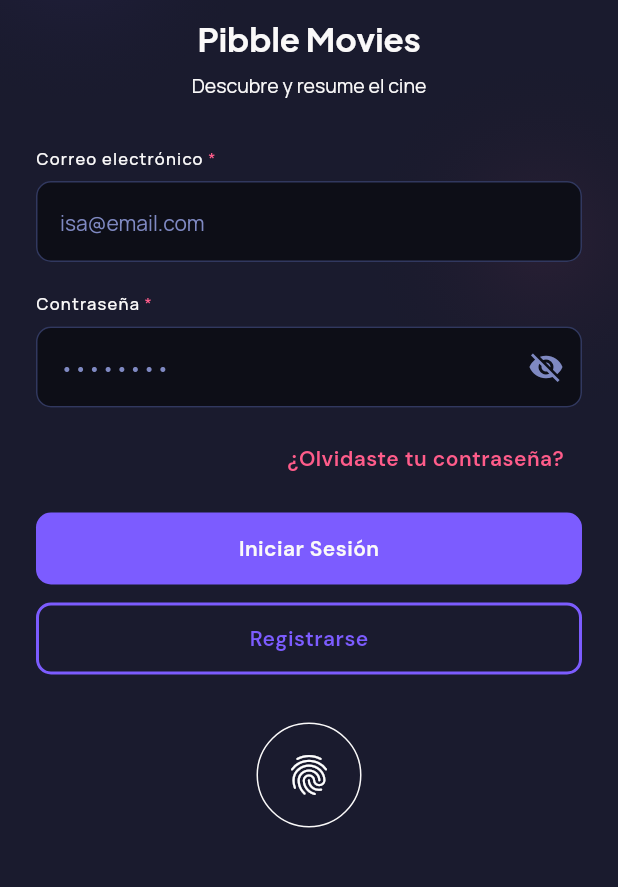
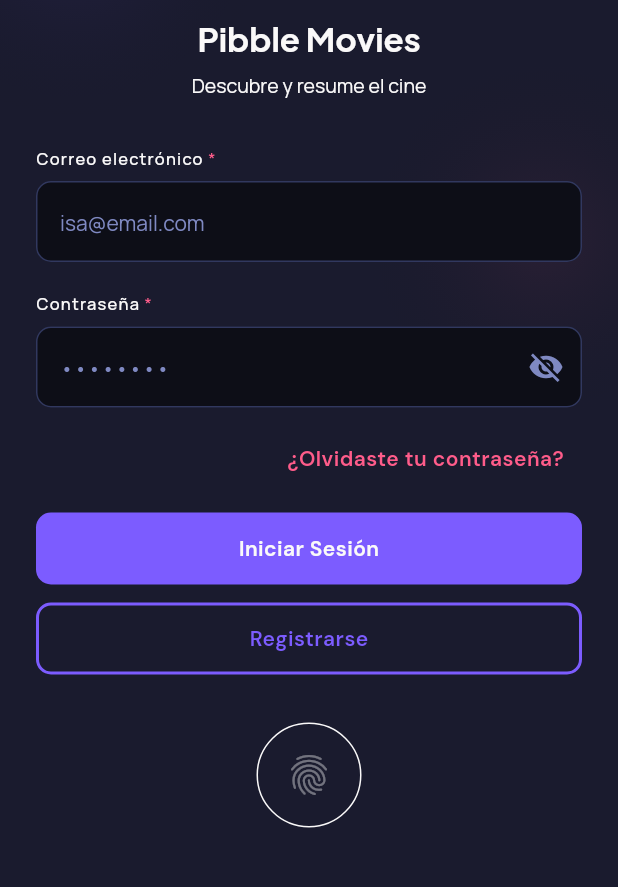
Before and after one commit to waryduchess/los_pibbles_movies_app_cv, a Flutter app: the screen it shows after launch, after a tap on "Registrarse", after a tap on "¿Ya tienes cuenta? Inicia sesión", on a phone screen of 412 x 824 dp, the part 281-1168 px from its top. Run offline on Flutter 3.47's test engine with Material 3 defaults, Android fonts, the phone set to English and light mode, and no system bars; our stand-ins replace audioplayers, go_router, google_fonts, local_auth.

Commit message:
Login por huella

```diff
--- a/los_pibbles_movies_app/lib/presentation/screens/auth/login_screen.dart
+++ b/los_pibbles_movies_app/lib/presentation/screens/auth/login_screen.dart
@@ -1,8 +1,7 @@
 import 'package:flutter/material.dart';
 import 'package:go_router/go_router.dart';
+import 'package:local_auth/local_auth.dart';
 import 'package:los_pibbles_movies_app/resources/color/colors.dart';
-//import 'package:los_pibbles_movies_app/widgets/back_button_widget.dart';
-//import 'package:los_pibbles_movies_app/widgets/checkbox_widget.dart';
 import 'package:los_pibbles_movies_app/widgets/gradient_background_widget.dart';
 import 'package:los_pibbles_movies_app/widgets/input_widget.dart';
 import 'package:los_pibbles_movies_app/widgets/button_widget.dart';
@@ -20,6 +19,58 @@ class LoginScreen extends StatefulWidget {
 class _LoginScreenState extends State<LoginScreen> {
   final TextEditingController _emailController = TextEditingController();
   final TextEditingController _passwordController = TextEditingController();
+  final LocalAuthentication _localAuth = LocalAuthentication();
+  bool _isBiometricAvailable = false;
+  bool _isAuthenticating = false;
+
+  @override
+  void initState() {
+    super.initState();
+    _checkBiometricAvailability();
+  }
+
+  Future<void> _checkBiometricAvailability() async {
+    try {
+      final isDeviceSupported = await _localAuth.canCheckBiometrics;
+      setState(() {
+        _isBiometricAvailable = isDeviceSupported;
+      });
+    } catch (e) {
+      debugPrint('Error checking biometric availability: $e');
+    }
+  }
+
+  Future<void> _authenticateWithBiometric() async {
+    if (!_isBiometricAvailable) {
+      ScaffoldMessenger.of(
+        context,
+      ).showSnackBar(const SnackBar(content: Text('Biometric no disponible')));
+      return;
+    }
+
+    try {
+      setState(() => _isAuthenticating = true);
+      final isAuthenticated = await _localAuth.authenticate(
+        localizedReason: 'Autentica con tu huella digital',
+        biometricOnly: true,
+      );
+
+      if (isAuthenticated && mounted) {
+        context.go('/');
+      }
+    } catch (e) {
+      debugPrint('Error during biometric authentication: $e');
+      if (mounted) {
+        ScaffoldMessenger.of(
+          context,
+        ).showSnackBar(SnackBar(content: Text('Error: $e')));
+      }
+    } finally {
+      if (mounted) {
+        setState(() => _isAuthenticating = false);
+      }
+    }
+  }
 
   @override
   void dispose() {
@@ -126,13 +177,32 @@ class _LoginScreenState extends State<LoginScreen> {
 
                       const SizedBox(height: 32),
 
-                      Container(
-                        padding: const EdgeInsets.all(18),
-                        decoration: BoxDecoration(
-                          shape: BoxShape.circle,
-                          border: Border.all(color: theme.dividerColor),
+                      GestureDetector(
+                        onTap: _isAuthenticating
+                            ? null
+                            : _authenticateWithBiometric,
+                        child: Container(
+                          padding: const EdgeInsets.all(18),
+                          decoration: BoxDecoration(
+                            shape: BoxShape.circle,
+                            border: Border.all(color: theme.dividerColor),
+                          ),
+                          child: _isAuthenticating
+                              ? const SizedBox(
+                                  width: 32,
+                                  height: 32,
+                                  child: CircularProgressIndicator(
+                                    strokeWidth: 2,
+                                  ),
+                                )
+                              : Icon(
+                                  Icons.fingerprint,
+                                  size: 32,
+                                  color: _isBiometricAvailable
+                                      ? AppColors.primary500
+                                      : theme.disabledColor,
+                                ),
                         ),
-                        child: const Icon(Icons.fingerprint, size: 32),
                       ),
 
                       const SizedBox(height: 12),
```
Also changed, not shown: los_pibbles_movies_app/lib/presentation/screens/movies/home_screen.dart (+23 -8 lines), 1 other file.
